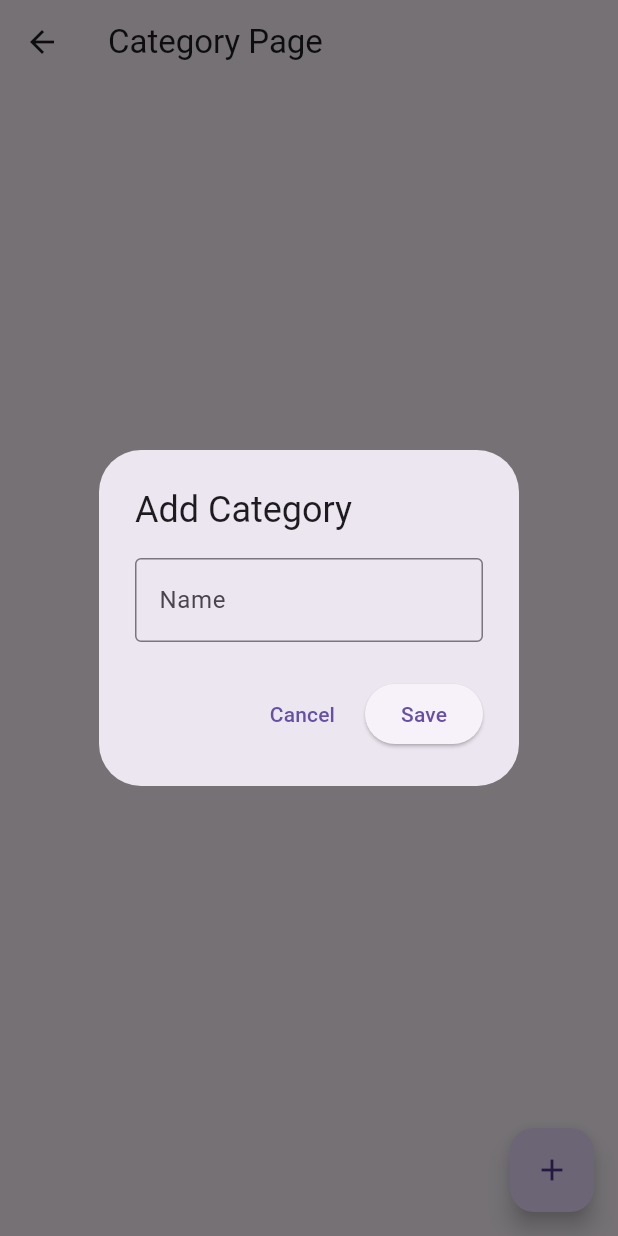
After one commit to Blueeyss14/my-porto-mobile, a Flutter app: the CategoryPage screen opened by its route, after a tap on the "add" icon, on a phone screen of 412 x 824 dp. The commit adds this screen. Run offline on Flutter 3.47's test engine with Material 3 defaults, Android fonts, the phone set to English and light mode, and no system bars; our stand-ins replace file_picker, flutter_dotenv, get; network calls fail.

Commit message:
add category

```diff
--- a/lib/src/core/dependecies_binding.dart
+++ b/lib/src/core/dependecies_binding.dart
@@ -1,5 +1,6 @@
 import 'package:get/get.dart';
 import 'package:my_portfolio/src/features/background/viewmodels/background_viewmodels.dart';
+import 'package:my_portfolio/src/features/category/viewmodels/category_viewmodel.dart';
 import 'package:my_portfolio/src/features/common/viewmodels/home_viewmodel.dart';
 import 'package:my_portfolio/src/features/message/viewmodels/message_viemodel.dart';
 import 'package:my_portfolio/src/features/song/viewmodels/song_viewmodel.dart';
@@ -9,4 +10,5 @@ void initDependencies() {
   Get.put(BackgroundViewmodels());
   Get.put(MessageViemodel());
   Get.put(SongViewmodel());
+  Get.put(CategoryViewmodel());
 }
--- /dev/null
+++ b/lib/src/features/category/models/category_models.dart
@@ -0,0 +1,10 @@
+class CategoryModels {
+  final int id;
+  final String name;
+
+  CategoryModels({required this.id, required this.name});
+
+  factory CategoryModels.fromJson(Map<String, dynamic> json) {
+    return CategoryModels(id: json['id'] ?? 0, name: json['name']);
+  }
+}
--- /dev/null
+++ b/lib/src/features/category/views/category_page.dart
@@ -0,0 +1,115 @@
+import 'package:flutter/material.dart';
+import 'package:get/get.dart';
+import 'package:my_portfolio/src/features/category/viewmodels/category_viewmodel.dart';
+import 'package:my_portfolio/src/shared/components/appbar_custom.dart';
+
+class CategoryPage extends StatelessWidget {
+  const CategoryPage({super.key});
+
+  @override
+  Widget build(BuildContext context) {
+    final categoryC = Get.find<CategoryViewmodel>();
+
+    void showAddDialog() {
+      final TextEditingController nameController = TextEditingController();
+
+      showDialog(
+        context: context,
+        builder: (_) => AlertDialog(
+          title: const Text('Add Category'),
+          content: TextField(
+            controller: nameController,
+            decoration: const InputDecoration(
+              labelText: 'Name',
+              border: OutlineInputBorder(),
+            ),
+          ),
+          actions: [
+            TextButton(
+              onPressed: () => Navigator.pop(context),
+              child: const Text('Cancel'),
+            ),
+            ElevatedButton(
+              onPressed: () async {
+                final name = nameController.text.trim();
+                if (name.isNotEmpty) {
+                  await categoryC.createCategory(name);
+                  Navigator.pop(context);
+                } else {
+                  Get.snackbar(
+                    'Error',
+                    'Name cannot be empty',
+                    snackPosition: SnackPosition.BOTTOM,
+                  );
+                }
+              },
+              child: const Text('Save'),
+            ),
+          ],
+        ),
+      );
+    }
+
+    void showDeleteDialog(int index) {
+      showDialog(
+        context: context,
+        builder: (_) => AlertDialog(
+          title: const Text('Delete Message'),
+          content: const Text('Are you sure you want to delete this message?'),
+          actions: [
+            TextButton(
+              onPressed: () => Navigator.pop(context),
+              child: const Text('Cancel'),
+            ),
+            ElevatedButton(
+              onPressed: () {
+                categoryC.deleteData(categoryC.categoryData[index].id);
+                Navigator.pop(context);
+              },
+              child: const Text('Delete'),
+            ),
+          ],
+        ),
+      );
+    }
+
+    return Scaffold(
+      appBar: const AppbarCustom(title: 'Category Page'),
+
+      body: RefreshIndicator(
+        onRefresh: () async {
+          await Get.find<CategoryViewmodel>().fetchCategories();
+        },
+        child: Obx(
+          () => ListView.builder(
+            itemCount: categoryC.categoryData.length,
+            itemBuilder: (context, index) => Card(
+              child: Padding(
+                padding: const EdgeInsets.all(10),
+                child: Row(
+                  mainAxisAlignment: MainAxisAlignment.spaceBetween,
+                  children: [
+                    Expanded(
+                      child: Text(
+                        '${categoryC.categoryData[index].id} ${categoryC.categoryData[index].name}',
+                        style: const TextStyle(fontWeight: FontWeight.bold),
+                      ),
+                    ),
+                    IconButton(
+                      onPressed: () => showDeleteDialog(index),
+                      icon: const Icon(Icons.delete),
+                    ),
+                  ],
+                ),
+              ),
+            ),
+          ),
+        ),
+      ),
+      floatingActionButton: FloatingActionButton(
+        onPressed: showAddDialog,
+        child: const Icon(Icons.add),
+      ),
+    );
+  }
+}
--- a/lib/src/features/common/viewmodels/home_viewmodel.dart
+++ b/lib/src/features/common/viewmodels/home_viewmodel.dart
@@ -16,6 +16,7 @@ class HomeViewmodel extends GetxController {
       {"page": "Background Page", "route": RoutesName.backgroundPage},
       {"page": "Message Page", "route": RoutesName.messagePage},
       {"page": "Song Page", "route": RoutesName.songPage},
+      {"page": "Category Page", "route": RoutesName.categoryPage},
       {"page": "Project Page", "route": RoutesName.projectPage},
     ];
     home.value = pages
--- a/lib/src/routes/routes_name.dart
+++ b/lib/src/routes/routes_name.dart
@@ -3,5 +3,6 @@ abstract class RoutesName {
   static const backgroundPage = '/background';
   static const messagePage = '/message';
   static const songPage = '/song';
+  static const categoryPage = '/category';
   static const projectPage = '/project';
 }
--- a/lib/src/routes/routes_page.dart
+++ b/lib/src/routes/routes_page.dart
@@ -1,5 +1,6 @@
 import 'package:get/route_manager.dart';
 import 'package:my_portfolio/src/features/background/views/background_page.dart';
+import 'package:my_portfolio/src/features/category/views/category_page.dart';
 import 'package:my_portfolio/src/features/common/views/home_page.dart';
 import 'package:my_portfolio/src/features/message/views/message_page.dart';
 import 'package:my_portfolio/src/features/project/views/project_page.dart';
@@ -33,6 +34,12 @@ class RoutesPage {
       transitionDuration: const Duration(milliseconds: 200),
     ),
     GetPage(
+      name: RoutesName.categoryPage,
+      page: () => const CategoryPage(),
+      transition: Transition.fade,
+      transitionDuration: const Duration(milliseconds: 200),
+    ),
+    GetPage(
       name: RoutesName.projectPage,
       page: () => const ProjectPage(),
       transition: Transition.fade,
```
Also changed, not shown: lib/src/features/category/viewmodels/category_viewmodel.dart (added, +137 -0 lines), lib/src/features/project/models/project_model.dart (added, +7 -0 lines).
